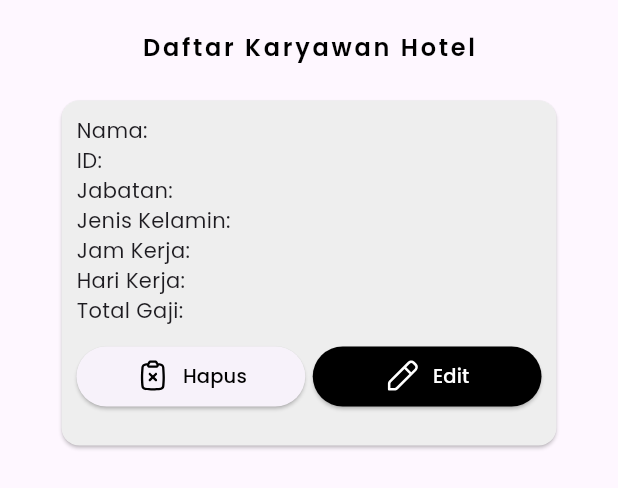
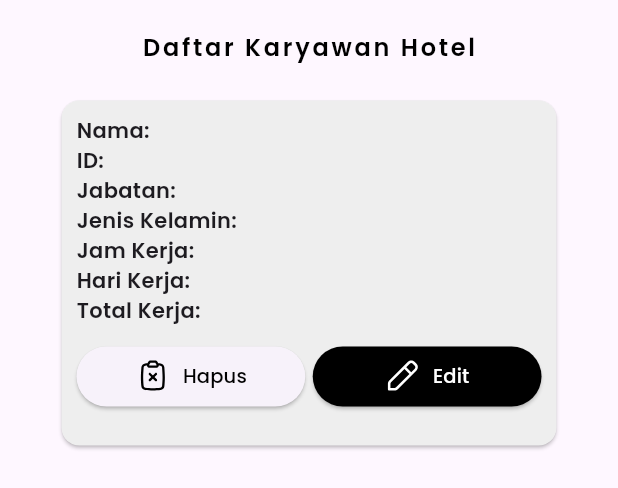
Before and after one commit to aliffadillah/ems, a Flutter app: the EmployeeList widget shown alone on an empty page, opened directly, on a phone screen of 412 x 824 dp. Shown: the top 488 px of the screen. Run offline on Flutter 3.47's test engine with Material 3 defaults, Android fonts, the light colour scheme and no system bars; our stand-ins replace flutter_svg; network calls fail.

Commit message:
daftar karyawan - fixed

```diff
--- a/lib/pages/daftar_karyawan.dart
+++ b/lib/pages/daftar_karyawan.dart
@@ -76,7 +76,8 @@ class DaftarKaryawan extends StatelessWidget {
                     MaterialPageRoute(builder: (context) => AdminDashboard()),
                   );
                 },
-                  child: SvgPicture.asset('assets/icons/login.svg')),
+                child: SvgPicture.asset('assets/icons/login.svg'),
+              ),
               label: 'Logout',
             ),
           ],
@@ -88,10 +89,15 @@ class DaftarKaryawan extends StatelessWidget {
 }
 
 class EmployeeList extends StatelessWidget {
+  final TextStyle _employeeDetailStyle = TextStyle(
+    fontWeight: FontWeight.w600,
+    fontFamily: 'Poppins',
+  );
+
   @override
   Widget build(BuildContext context) {
     return SingleChildScrollView(
-      scrollDirection: Axis.vertical, // Set the scroll direction to vertical
+      scrollDirection: Axis.vertical,
       child: Column(
         crossAxisAlignment: CrossAxisAlignment.center,
         children: [
@@ -113,7 +119,16 @@ class EmployeeList extends StatelessWidget {
               ),
             ),
           ),
-          Column(
+          buildEmployeeCard(),
+          SizedBox(height: 16),
+          // Add more widgets for your employee list here
+        ],
+      ),
+    );
+  }
+
+  Widget buildEmployeeCard() {
+    return Column(
       children: [
         Row(
           mainAxisAlignment: MainAxisAlignment.center,
@@ -128,33 +143,41 @@ class EmployeeList extends StatelessWidget {
                   child: Column(
                     crossAxisAlignment: CrossAxisAlignment.start,
                     children: <Widget>[
-                            Text('Nama:'),
-                            Text('ID:'),
-                            Text('Jabatan:'),
-                            Text('Jenis Kelamin:'),
-                            Text('Jam Kerja:'),
-                            Text('Hari Kerja:'),
-                            Text('Total Gaji: '),
-                            SizedBox(
-                              height: 10,
+                      Text('Nama:', style: _employeeDetailStyle),
+                      Text('ID:', style: _employeeDetailStyle),
+                      Text('Jabatan:', style: _employeeDetailStyle),
+                      Text('Jenis Kelamin:', style: _employeeDetailStyle),
+                      Text('Jam Kerja:', style: _employeeDetailStyle),
+                      Text('Hari Kerja:', style: _employeeDetailStyle),
+                      Text('Total Kerja:', style: _employeeDetailStyle),
+                      SizedBox(height: 10),
+                      buildElevatedButtons(),
+                    ],
                   ),
-                            Row(
+                ),
+              ),
+            ),
+          ],
+        ),
+      ],
+    );
+  }
+
+  Widget buildElevatedButtons() {
+    return Row(
       children: [
         Expanded(
           child: ElevatedButton(
             onPressed: () {},
             child: Row(
-                                      mainAxisAlignment:
-                                          MainAxisAlignment.center,
+              mainAxisAlignment: MainAxisAlignment.center,
               children: [
                 SvgPicture.asset(
                   'assets/icons/clipboard-fail.svg',
                   width: 24,
                   height: 24,
                 ),
-                                        SizedBox(
-                                          width: 8,
-                                        ),
+                SizedBox(width: 8),
                 Text(
                   'Hapus',
                   style: TextStyle(
@@ -166,28 +189,23 @@ class EmployeeList extends StatelessWidget {
               ],
             ),
             style: ElevatedButton.styleFrom(
-                                      fixedSize: Size.fromWidth(
-                                          200), // Adjust the width as needed
+              fixedSize: Size.fromWidth(200),
             ),
           ),
         ),
-                                SizedBox(
-                                    width: 5.0), // Add spacing between buttons
+        SizedBox(width: 5.0),
         Expanded(
           child: ElevatedButton(
             onPressed: () {},
             child: Row(
-                                      mainAxisAlignment:
-                                          MainAxisAlignment.center,
+              mainAxisAlignment: MainAxisAlignment.center,
               children: [
                 SvgPicture.asset(
                   'assets/icons/edit.svg',
                   width: 24,
                   height: 24,
                 ),
-                                        SizedBox(
-                                          width: 8,
-                                        ),
+                SizedBox(width: 8),
                 Text(
                   'Edit',
                   style: TextStyle(
@@ -200,29 +218,11 @@ class EmployeeList extends StatelessWidget {
             ),
             style: ElevatedButton.styleFrom(
               backgroundColor: Colors.black,
-                                      fixedSize: Size.fromWidth(
-                                          200), // Adjust the width as needed
+              fixedSize: Size.fromWidth(200),
             ),
           ),
         ),
       ],
-                            ),
-                          ],
-                        ),
-                      ),
-                    ),
-                  ),
-                ],
-              ),
-              SizedBox(
-                height: 16,
-              ),
-              // Remove the separate Row for the button
-            ],
-          ),
-          // Add more widgets for your employee list here
-        ],
-      ),
     );
   }
 }
```
Lines whose indentation alone changed are shown as unchanged.
